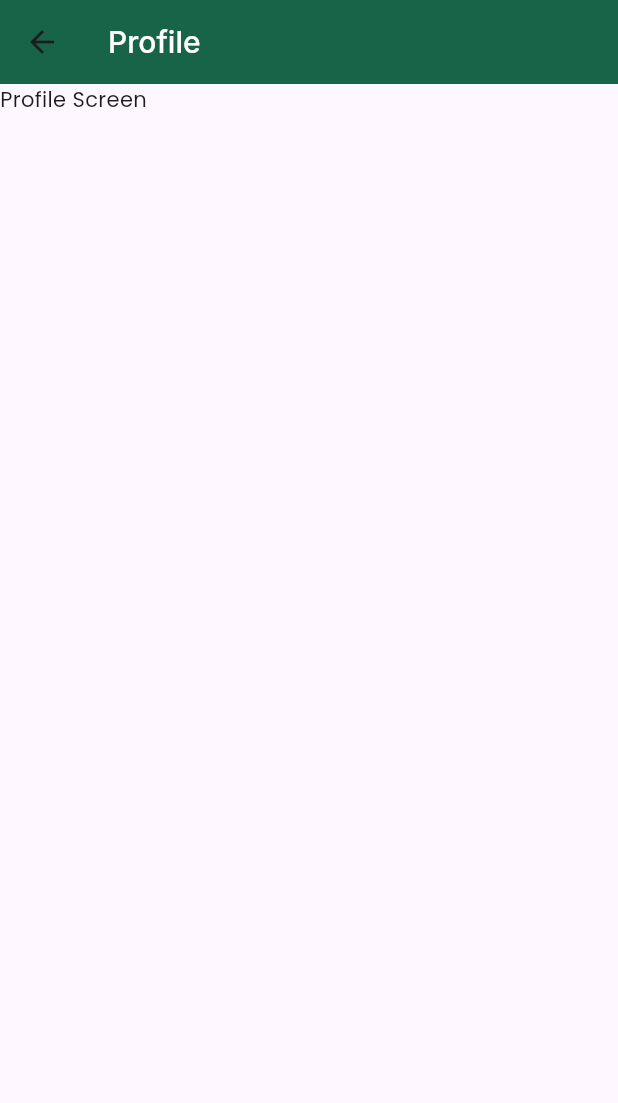
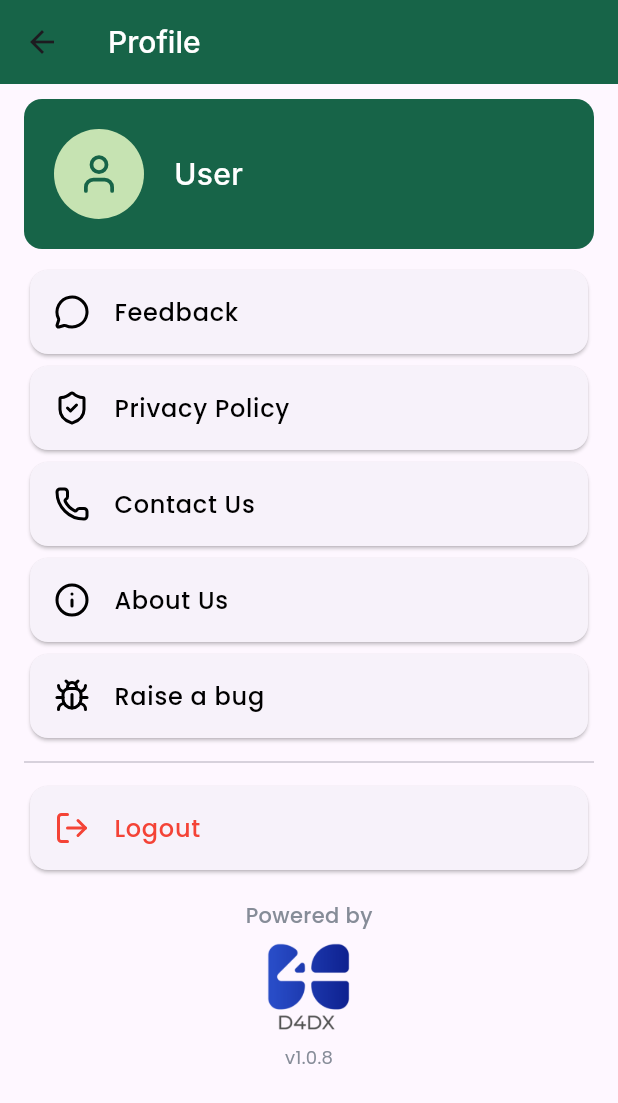
Before and after one commit to Muneeraayakkoden/DemoFlutterApp, a Flutter app: the ProfileScreen screen opened directly, on a phone screen of 412 x 824 dp. Shown: the top 1103 px of the screen. Run offline on Flutter 3.47's test engine with Material 3 defaults, Android fonts, the phone set to English and light mode, and no system bars; our stand-ins replace google_fonts, lucide_icons, pinput, shared_preferences, toastification; accounts and stored records are empty; Roboto replaces fonts that are missing (Inter).

Commit message:
files organized
 Each files organized in separate folders to access easily

```diff
--- a/lib/constants/icons_class.dart
+++ b/lib/constants/icons_class.dart
@@ -4,4 +4,5 @@ class IconClass {
   static const String splashImage = '${iconRoot}splashImage.png';
   static const String splashLogo = '${iconRoot}splashLogo.png';
   static const String dxLogoWhite = '${iconRoot}dxLogoWhite.png';
+  static const String d4dxLogo = '${iconRoot}d4dx_logo.png';
 }
--- a/lib/routes/app_routes.dart
+++ b/lib/routes/app_routes.dart
@@ -1,7 +1,7 @@
 import 'package:flutter/material.dart';
-import 'package:flutter_application_1/screens/home_screen.dart';
-import 'package:flutter_application_1/screens/splash_screen.dart';
-import 'package:flutter_application_1/screens/login_screen.dart';
+import 'package:flutter_application_1/screens/Home%20screen/home_screen.dart';
+import 'package:flutter_application_1/screens/Splash%20screen/splash_screen.dart';
+import 'package:flutter_application_1/screens/Login%20screen/login_screen.dart';
 import 'routes_names.dart';
 
 class AppRoutes {
--- a/lib/screens/bottom_navbar.dart
+++ b/lib/screens/Home screen/bottom navbar/bottom_navbar.dart
@@ -1,6 +1,6 @@
 import 'package:flutter/material.dart';
-import '../constants/color_class.dart';
-import '../constants/textstyle_class.dart';
+import '../../../constants/color_class.dart';
+import '../../../constants/textstyle_class.dart';
 
 class BottomNavBar extends StatelessWidget {
   final int currentIndex;
--- a/lib/screens/home_screen.dart
+++ b/lib/screens/Home screen/home_screen.dart
@@ -1,9 +1,9 @@
 import 'package:flutter/material.dart';
 // import 'package:lucide_icons/lucide_icons.dart';
-import 'bottom_navbar.dart';
+import 'bottom navbar/bottom_navbar.dart';
 import 'user_screens/user_home.dart';
 import 'user_screens/user_notifcation.dart';
-import 'profile.dart';
+import '../Profile screen/profile.dart';
 
 class HomeScreen extends StatefulWidget {
   const HomeScreen({super.key});
--- a/lib/screens/profile.dart
+++ b/lib/screens/Home screen/user_screens/user_home.dart
@@ -1,29 +1,29 @@
 import 'package:flutter/material.dart';
-import '../../constants/color_class.dart';
-import '../../constants/textstyle_class.dart';
+import '../../../../../constants/color_class.dart';
+import '../../../../../constants/textstyle_class.dart';
 
-class ProfileScreen extends StatefulWidget {
- const ProfileScreen({super.key});
+class UserHome extends StatefulWidget {
+ const UserHome({super.key});
 
   @override
-  State<ProfileScreen> createState() => ProfileScreenState();
+  State<UserHome> createState() => UserHomeState();
 }
 
-class ProfileScreenState extends State<ProfileScreen> {
+class UserHomeState extends State<UserHome> {
 
   @override
   Widget build(BuildContext context) {
     return Scaffold(
       appBar: AppBar(
         backgroundColor: ColorClass.greenDarker,
-        title: Text('Profile',
+        title: Text('Hira +',
         style: TextStyleClass.primaryFont500(20, ColorClass.white),
         ),
       ),
       body: SingleChildScrollView(
         child: Column(
           children: [
-            Text('Profile Screen'),
+            Text('User Home Page.'),
           ],
         ),
       ),
--- a/lib/screens/user_screens/user_notifcation.dart
+++ b/lib/screens/Home screen/user_screens/user_notifcation.dart
@@ -1,6 +1,6 @@
 import 'package:flutter/material.dart';
-import '../../constants/color_class.dart';
-import '../../constants/textstyle_class.dart';
+import '../../../constants/color_class.dart';
+import '../../../constants/textstyle_class.dart';
 
 class UserNotification extends StatefulWidget {
  const UserNotification({super.key});
--- /dev/null
+++ b/lib/screens/Profile screen/profile.dart
@@ -0,0 +1,177 @@
+import 'package:flutter/material.dart';
+import '../../../constants/color_class.dart';
+import '../../../constants/textstyle_class.dart';
+import 'package:lucide_icons/lucide_icons.dart';
+import '../../../constants/icons_class.dart';
+import '../../../constants/global_variables.dart';
+
+class ProfileScreen extends StatefulWidget {
+  const ProfileScreen({super.key});
+
+  @override
+  State<ProfileScreen> createState() => ProfileScreenState();
+}
+
+class ProfileScreenState extends State<ProfileScreen> {
+  @override
+  Widget build(BuildContext context) {
+    return Scaffold(
+      appBar: AppBar(
+        backgroundColor: ColorClass.greenDarker,
+        title: Text(
+          'Profile',
+          style: TextStyleClass.primaryFont500(20, ColorClass.white),
+        ),
+      ),
+      body: SingleChildScrollView(
+        child: Column(
+          children: [
+            const SizedBox(height: 10),
+            ProfileCard(),
+            const SizedBox(height: 10),
+            Padding(
+              padding: const EdgeInsets.symmetric(horizontal: 16),
+              child: Column(
+                children: [
+                  ItemCard(
+                    title: 'Feedback',
+                    icon: LucideIcons.messageCircle,
+                    onTap: () {},
+                  ),
+                  ItemCard(
+                    title: 'Privacy Policy',
+                    icon: LucideIcons.shieldCheck,
+                    onTap: () {},
+                  ),
+                  ItemCard(
+                    title: 'Contact Us',
+                    icon: LucideIcons.phone,
+                    onTap: () {},
+                  ),
+                  ItemCard(
+                    title: 'About Us',
+                    icon: LucideIcons.info,
+                    onTap: () {},
+                  ),
+                  ItemCard(
+                    title: 'Raise a bug',
+                    icon: LucideIcons.bug,
+                    onTap: () {},
+                  ),
+                  const Divider(height: 24),
+                  ItemCard(
+                    title: 'Logout',
+                    icon: LucideIcons.logOut,
+                    isDestructive: true,
+                    onTap: () {},
+                  ),
+                  const SizedBox(height: 16),
+                  PoweredBy(),
+                  const SizedBox(height: 8),
+                ],
+              ),
+            ),
+          ],
+        ),
+      ),
+    );
+  }
+}
+
+//Profile Card
+class ProfileCard extends StatelessWidget {
+  const ProfileCard({super.key});
+  @override
+  Widget build(BuildContext context) {
+    return Container(
+      padding: const EdgeInsets.all(20),
+      decoration: BoxDecoration(
+        color: ColorClass.greenDarker,
+        borderRadius: BorderRadius.circular(12),
+      ),
+      margin: const EdgeInsets.symmetric(horizontal: 16),
+      child: Row(
+        children: [
+          CircleAvatar(
+            radius: 30,
+            backgroundColor: ColorClass.brandLightGreen,
+            child: Icon(LucideIcons.user, color: ColorClass.greenDarker, size: 30),
+          ),
+          Padding(
+            padding: const EdgeInsets.all(20),
+            child: Column(
+              crossAxisAlignment: CrossAxisAlignment.start,
+              children: [
+                Text(
+                  'User',
+                  style: TextStyleClass.primaryFont500(20, ColorClass.white),
+                ),
+              ],
+            ),
+          ),
+        ],
+      ),
+    );
+  }
+}
+
+//ItemList
+class ItemCard extends StatelessWidget {
+  final String title;
+  final IconData icon;
+  final VoidCallback onTap;
+  final bool isDestructive;
+
+  const ItemCard({
+    super.key,
+    required this.title,
+    required this.icon,
+    required this.onTap,
+    this.isDestructive = false,
+  });
+
+  @override
+  Widget build(BuildContext context) {
+    return Card(
+      child: ListTile(
+        leading: Icon(icon, color: isDestructive ? Colors.red : Colors.black),
+        title: Text(
+          title,
+          style: TextStyle(
+            color: isDestructive ? Colors.red : Colors.black,
+            fontWeight: FontWeight.w500,
+          ),
+        ),
+      ),
+    );
+  }
+}
+
+//powered by
+class PoweredBy extends StatelessWidget {
+  const PoweredBy({super.key});
+  @override
+  Widget build(BuildContext context) {
+    return Column(
+      children: [
+        Text(
+          'Powered by',
+          style: TextStyleClass.poppinsMedium(
+            fontSize: 14,
+            color: ColorClass.neutral400,
+          ),
+        ),
+        const SizedBox(height: 8),
+        Image.asset(IconClass.d4dxLogo, height: 60),
+        const SizedBox(height: 8),
+        Text(
+          'v${GlobalVariables.appVersion}',
+          style: TextStyleClass.poppinsRegular(
+            fontSize: 12,
+            color: ColorClass.neutral400,
+          ),
+        ),
+      ],
+    );
+  }
+}
--- a/lib/screens/user_screens/user_home.dart
+++ /dev/null
@@ -1,32 +0,0 @@
-import 'package:flutter/material.dart';
-import '../../constants/color_class.dart';
-import '../../constants/textstyle_class.dart';
-
-class UserHome extends StatefulWidget {
- const UserHome({super.key});
-
-  @override
-  State<UserHome> createState() => UserHomeState();
-}
-
-class UserHomeState extends State<UserHome> {
-
-  @override
-  Widget build(BuildContext context) {
-    return Scaffold(
-      appBar: AppBar(
-        backgroundColor: ColorClass.greenDarker,
-        title: Text('Hira +',
-        style: TextStyleClass.primaryFont500(20, ColorClass.white),
-        ),
-      ),
-      body: SingleChildScrollView(
-        child: Column(
-          children: [
-            Text('User Home Page.'),
-          ],
-        ),
-      ),
-    );
-  }
-}
```
Also changed, not shown: lib/screens/Login screen/login_screen.dart (renamed from lib/screens/login_screen.dart, +4 -4 lines), lib/screens/Splash screen/splash_screen.dart (renamed from lib/screens/splash_screen.dart).
